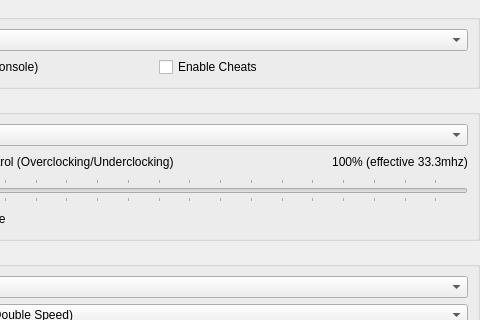
kofxi3584karlayang/duckstation, file src/duckstation-qt/consolesettingswidget.ui: the form before one commit; both pictures show x 168 to 648 and y 0 to 320 of the 648 by 456 pixel window.
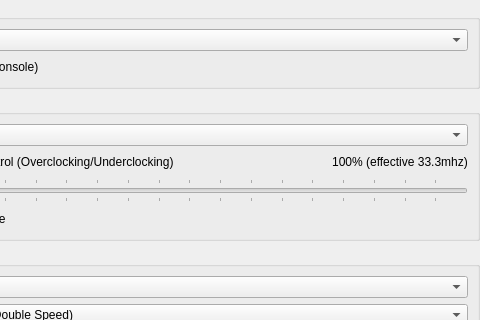
The form after the commit.

Commit message:
Qt: Remove 'Enable Cheats' from Console Settings
This was moved to Game Properties ages ago.

The edit to the form file:
```diff
--- a/src/duckstation-qt/consolesettingswidget.ui
+++ b/src/duckstation-qt/consolesettingswidget.ui
@@ -48,13 +48,6 @@
           </property>
          </widget>
         </item>
-        <item row="0" column="1">
-         <widget class="QCheckBox" name="enableCheats">
-          <property name="text">
-           <string>Enable Cheats</string>
-          </property>
-         </widget>
-        </item>
        </layout>
       </item>
      </layout>
```
The commit also changes 1 other file.
